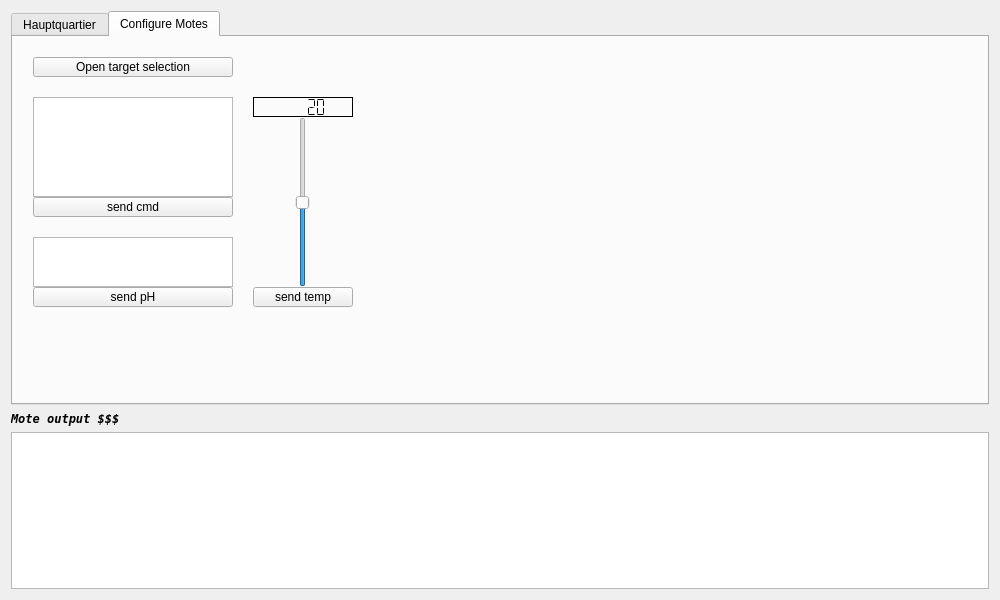
The window that gui/mainwindow.ui (heat1q/plant.io) describes before a commit, drawn with Qt 5.
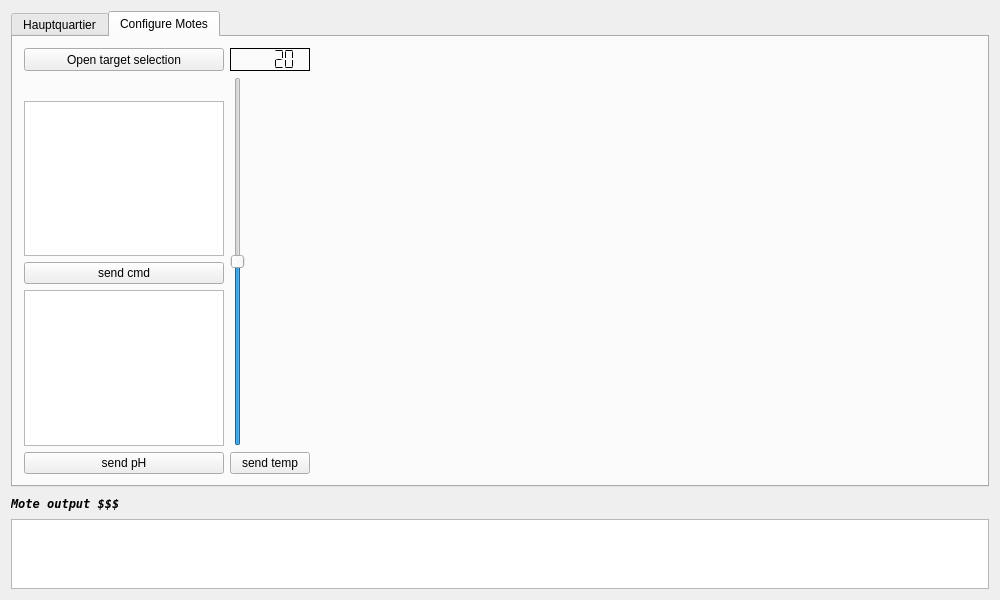
The same window after the commit. The open tabs and pages were chosen to show the change.

Commit message: Cleaned up some code and added GUI layout to Tab2

What changed in the file:
```diff
--- a/gui/mainwindow.ui
+++ b/gui/mainwindow.ui
@@ -14,7 +14,7 @@
    <string>MainWindow</string>
   </property>
   <widget class="QWidget" name="centralWidget">
-   <layout class="QVBoxLayout" name="verticalLayout_3" stretch="5,1,2">
+   <layout class="QVBoxLayout" name="verticalLayout_3" stretch="0,1,2">
     <item>
      <widget class="QTabWidget" name="tabWidget">
       <property name="currentIndex">
@@ -213,77 +213,68 @@
        <attribute name="title">
         <string>Configure Motes</string>
        </attribute>
-       <widget class="QPushButton" name="pushButton">
-        <property name="geometry">
-         <rect>
-          <x>20</x>
-          <y>20</y>
-          <width>200</width>
-          <height>20</height>
-         </rect>
+       <layout class="QGridLayout" name="gridLayout_tab2" columnstretch="0,0,0,0">
+        <property name="sizeConstraint">
+         <enum>QLayout::SetDefaultConstraint</enum>
         </property>
-        <property name="text">
-         <string>Open target selection</string>
-        </property>
-       </widget>
-       <widget class="QPlainTextEdit" name="plainTextEdit">
-        <property name="geometry">
-         <rect>
-          <x>20</x>
-          <y>60</y>
-          <width>200</width>
-          <height>100</height>
-         </rect>
-        </property>
-       </widget>
+        <item row="6" column="0">
        <widget class="QPushButton" name="pushButton_send">
-        <property name="geometry">
-         <rect>
-          <x>20</x>
-          <y>160</y>
+          <property name="maximumSize">
+           <size>
           <width>200</width>
-          <height>20</height>
-         </rect>
+            <height>100000</height>
+           </size>
         </property>
         <property name="text">
          <string>send cmd</string>
         </property>
        </widget>
-       <widget class="QPushButton" name="pushButton_send_threshold_ph">
-        <property name="geometry">
-         <rect>
-          <x>20</x>
-          <y>250</y>
-          <width>200</width>
+        </item>
+        <item row="0" column="3" rowspan="9">
+         <spacer name="horizontalSpacer">
+          <property name="orientation">
+           <enum>Qt::Horizontal</enum>
+          </property>
+          <property name="sizeHint" stdset="0">
+           <size>
+            <width>40</width>
           <height>20</height>
-         </rect>
-        </property>
-        <property name="text">
-         <string>send pH</string>
-        </property>
-       </widget>
+           </size>
+          </property>
+         </spacer>
+        </item>
+        <item row="8" column="2">
        <widget class="QPushButton" name="pushButton_send_threshold_t">
-        <property name="geometry">
-         <rect>
-          <x>240</x>
-          <y>250</y>
-          <width>100</width>
-          <height>20</height>
-         </rect>
-        </property>
         <property name="text">
          <string>send temp</string>
         </property>
        </widget>
+        </item>
+        <item row="0" column="0">
+         <widget class="QPushButton" name="pushButton">
+          <property name="maximumSize">
+           <size>
+            <width>200</width>
+            <height>100000</height>
+           </size>
+          </property>
+          <property name="text">
+           <string>Open target selection</string>
+          </property>
+         </widget>
+        </item>
+        <item row="7" column="0">
+         <widget class="QPlainTextEdit" name="plainTextEdit_pH">
+          <property name="maximumSize">
+           <size>
+            <width>200</width>
+            <height>100000</height>
+           </size>
+          </property>
+         </widget>
+        </item>
+        <item row="1" column="2" rowspan="7">
        <widget class="QSlider" name="verticalSlider">
-        <property name="geometry">
-         <rect>
-          <x>280</x>
-          <y>80</y>
-          <width>20</width>
-          <height>170</height>
-         </rect>
-        </property>
         <property name="minimum">
          <number>10</number>
         </property>
@@ -297,15 +288,9 @@
          <enum>Qt::Vertical</enum>
         </property>
        </widget>
+        </item>
+        <item row="0" column="2">
        <widget class="QLCDNumber" name="lcdNumber_slider">
-        <property name="geometry">
-         <rect>
-          <x>240</x>
-          <y>60</y>
-          <width>100</width>
-          <height>20</height>
-         </rect>
-        </property>
         <property name="frameShape">
          <enum>QFrame::Box</enum>
         </property>
@@ -319,16 +304,31 @@
          <number>20</number>
         </property>
        </widget>
-       <widget class="QPlainTextEdit" name="plainTextEdit_pH">
-        <property name="geometry">
-         <rect>
-          <x>20</x>
-          <y>200</y>
+        </item>
+        <item row="8" column="0">
+         <widget class="QPushButton" name="pushButton_send_threshold_ph">
+          <property name="maximumSize">
+           <size>
           <width>200</width>
-          <height>50</height>
-         </rect>
-        </property>
-       </widget>
+            <height>100000</height>
+           </size>
+          </property>
+          <property name="text">
+           <string>send pH</string>
+          </property>
+         </widget>
+        </item>
+        <item row="5" column="0">
+         <widget class="QPlainTextEdit" name="plainTextEdit">
+          <property name="maximumSize">
+           <size>
+            <width>200</width>
+            <height>100000</height>
+           </size>
+          </property>
+         </widget>
+        </item>
+       </layout>
       </widget>
      </widget>
     </item>
@@ -338,11 +338,23 @@
        <bool>true</bool>
       </property>
       <property name="sizePolicy">
-       <sizepolicy hsizetype="Fixed" vsizetype="Fixed">
+       <sizepolicy hsizetype="Minimum" vsizetype="Fixed">
         <horstretch>0</horstretch>
         <verstretch>0</verstretch>
        </sizepolicy>
       </property>
+      <property name="minimumSize">
+       <size>
+        <width>0</width>
+        <height>20</height>
+       </size>
+      </property>
+      <property name="maximumSize">
+       <size>
+        <width>10000</width>
+        <height>20</height>
+       </size>
+      </property>
       <property name="font">
        <font>
         <family>DejaVu Sans Mono</family>
```
Left out of the diff: 171 changed lines with no effect on the pictures. Lines whose indentation alone changed are shown as unchanged. The commit also changes 1 other file.
